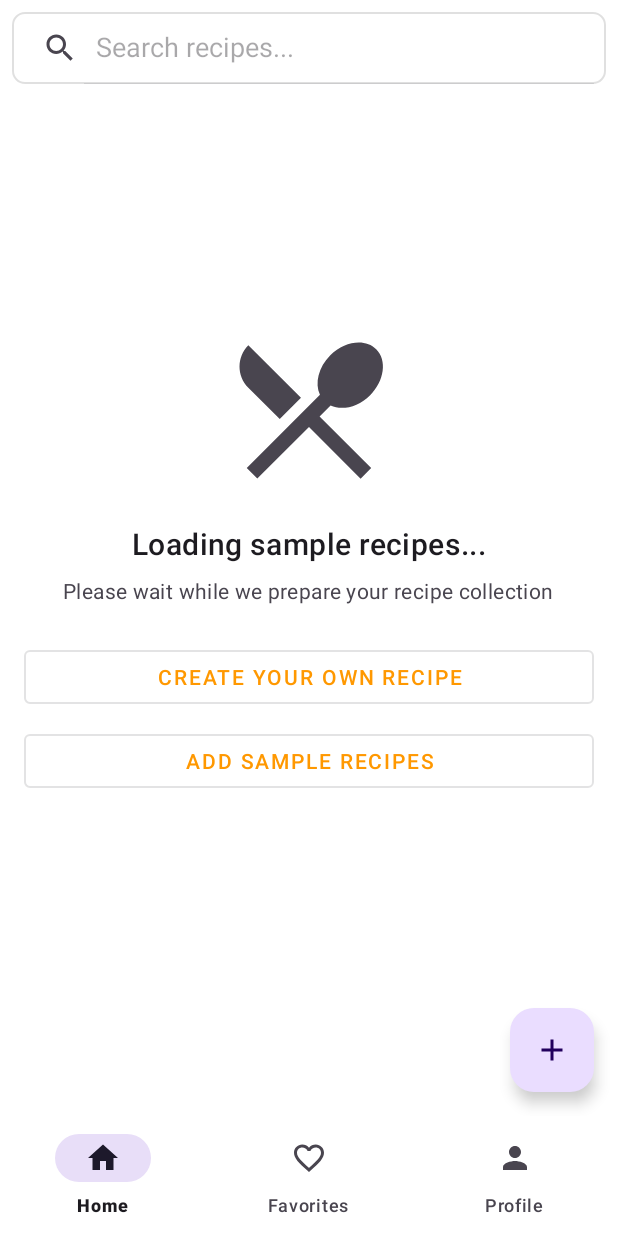
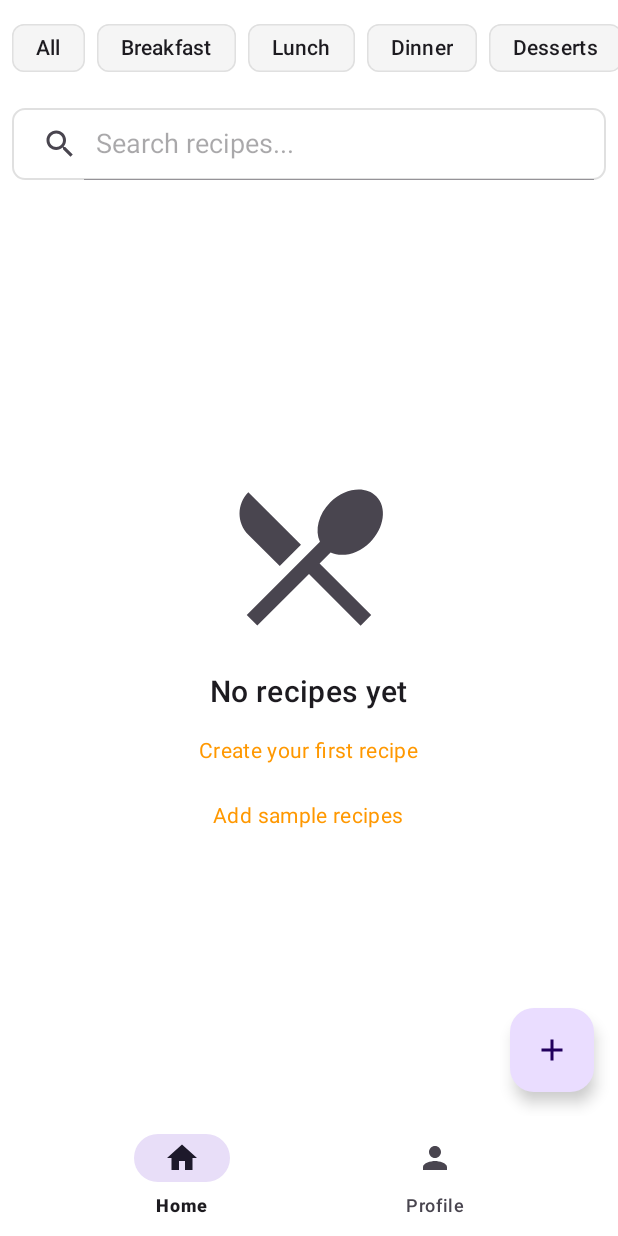
Before and after one commit to ayezix/CookBook, an Android app: the HomeFragment screen opened directly, with no data from a screen before it, on a phone screen of 412 x 824 dp. Run offline under Robolectric (Android 15) with nearby library versions, the phone set to English and light mode, and no system bars; our stand-ins replace Firebase (no records; nobody signed in at launch, a user with empty details on screens opened directly); pictures from the network do not load.

Commit message:
Removed favorites tab and updated home fragment with filter tags - still didnt run

```diff
--- a/app/src/main/java/com/example/cookbook/MainActivity.java
+++ b/app/src/main/java/com/example/cookbook/MainActivity.java
@@ -11,7 +11,6 @@ import androidx.fragment.app.Fragment;
 
 import com.example.cookbook.ui.auth.LoginActivity;
 import com.example.cookbook.util.FirebaseManager;
-import com.example.cookbook.ui.favorites.FavoritesFragment;
 import com.example.cookbook.ui.home.HomeFragment;
 import com.example.cookbook.ui.profile.ProfileFragment;
 import com.example.cookbook.databinding.ActivityMainBinding;
@@ -56,8 +55,6 @@ public class MainActivity extends AppCompatActivity implements NavigationBarView
 
         if (itemId == R.id.navigation_home) {
             fragment = new HomeFragment();
-        } else if (itemId == R.id.navigation_favorites) {
-            fragment = new FavoritesFragment();
         } else if (itemId == R.id.navigation_profile) {
             fragment = new ProfileFragment();
         }
--- /dev/null
+++ b/app/src/main/java/com/example/cookbook/ui/home/FilterTagAdapter.java
@@ -0,0 +1,77 @@
+package com.example.cookbook.ui.home;
+
+import android.view.LayoutInflater;
+import android.view.ViewGroup;
+
+import androidx.annotation.NonNull;
+import androidx.recyclerview.widget.RecyclerView;
+
+import com.example.cookbook.R;
+import com.example.cookbook.databinding.ItemFilterTagBinding;
+import com.google.android.material.chip.Chip;
+
+import java.util.ArrayList;
+import java.util.List;
+
+public class FilterTagAdapter extends RecyclerView.Adapter<FilterTagAdapter.FilterTagViewHolder> {
+    private final List<String> tags;
+    private final List<String> selectedTags;
+    private final OnTagSelectedListener listener;
+
+    public interface OnTagSelectedListener {
+        void onTagSelected(String tag, boolean isSelected);
+    }
+
+    public FilterTagAdapter(List<String> tags, OnTagSelectedListener listener) {
+        this.tags = tags;
+        this.selectedTags = new ArrayList<>();
+        this.listener = listener;
+    }
+
+    @NonNull
+    @Override
+    public FilterTagViewHolder onCreateViewHolder(@NonNull ViewGroup parent, int viewType) {
+        ItemFilterTagBinding binding = ItemFilterTagBinding.inflate(
+            LayoutInflater.from(parent.getContext()), parent, false);
+        return new FilterTagViewHolder(binding);
+    }
+
+    @Override
+    public void onBindViewHolder(@NonNull FilterTagViewHolder holder, int position) {
+        String tag = tags.get(position);
+        holder.bind(tag);
+    }
+
+    @Override
+    public int getItemCount() {
+        return tags.size();
+    }
+
+    public List<String> getSelectedTags() {
+        return new ArrayList<>(selectedTags);
+    }
+
+    class FilterTagViewHolder extends RecyclerView.ViewHolder {
+        private final ItemFilterTagBinding binding;
+
+        FilterTagViewHolder(ItemFilterTagBinding binding) {
+            super(binding.getRoot());
+            this.binding = binding;
+        }
+
+        void bind(String tag) {
+            Chip chip = binding.getRoot();
+            chip.setText(tag);
+            chip.setChecked(selectedTags.contains(tag));
+
+            chip.setOnCheckedChangeListener((buttonView, isChecked) -> {
+                if (isChecked) {
+                    selectedTags.add(tag);
+                } else {
+                    selectedTags.remove(tag);
+                }
+                listener.onTagSelected(tag, isChecked);
+            });
+        }
+    }
+}
--- a/app/src/main/java/com/example/cookbook/ui/home/HomeFragment.java
+++ b/app/src/main/java/com/example/cookbook/ui/home/HomeFragment.java
@@ -21,13 +21,18 @@ import com.example.cookbook.util.FirebaseManager;
 import com.google.firebase.firestore.QueryDocumentSnapshot;
 
 import java.util.ArrayList;
+import java.util.Arrays;
 import java.util.List;
 
-public class HomeFragment extends Fragment {
+import com.example.cookbook.ui.home.FilterTagAdapter.OnTagSelectedListener;
+
+public class HomeFragment extends Fragment implements OnTagSelectedListener {
     private FragmentHomeBinding binding;
     private FirebaseManager firebaseManager;
     private RecipeAdapter recipeAdapter;
+    private FilterTagAdapter filterTagAdapter;
     private List<Recipe> allRecipes = new ArrayList<>();
+    private String currentSearchQuery = "";
 
     @Override
     public View onCreateView(@NonNull LayoutInflater inflater, ViewGroup container, Bundle savedInstanceState) {
@@ -40,10 +45,59 @@ public class HomeFragment extends Fragment {
         super.onViewCreated(view, savedInstanceState);
 
         firebaseManager = FirebaseManager.getInstance();
+        setupFilterTags();
         setupRecyclerView();
         setupSearchView();
         setupClickListeners();
         loadRecipes();
+    }
+
+    private void setupFilterTags() {
+        List<String> tags = Arrays.asList(
+            "All",
+            "Breakfast",
+            "Lunch",
+            "Dinner",
+            "Desserts",
+            "Vegetarian",
+            "Vegan",
+            "Favorites"
+        );
+
+        filterTagAdapter = new FilterTagAdapter(tags, this);
+        binding.filterTagsRecyclerView.setAdapter(filterTagAdapter);
+    }
+
+    @Override
+    public void onTagSelected(String tag, boolean isSelected) {
+        filterRecipes();
+    }
+
+    private void filterRecipes() {
+        if (allRecipes == null) return;
+
+        List<String> selectedTags = filterTagAdapter.getSelectedTags();
+        List<Recipe> filteredRecipes = new ArrayList<>();
+
+        for (Recipe recipe : allRecipes) {
+            boolean matchesSearch = currentSearchQuery.isEmpty() ||
+                recipe.getTitle().toLowerCase().contains(currentSearchQuery.toLowerCase());
+
+            boolean matchesTags = selectedTags.isEmpty() || selectedTags.contains("All") ||
+                selectedTags.stream().anyMatch(tag -> {
+                    if (tag.equals("Favorites")) {
+                        return recipe.isFavorite();
+                    }
+                    return recipe.getCategory().equals(tag);
+                });
+
+            if (matchesSearch && matchesTags) {
+                filteredRecipes.add(recipe);
+            }
+        }
+
+        recipeAdapter.updateRecipes(filteredRecipes);
+        updateEmptyState(filteredRecipes.isEmpty());
     }
 
     private void setupRecyclerView() {
@@ -59,72 +113,16 @@ public class HomeFragment extends Fragment {
         binding.searchView.setOnQueryTextListener(new SearchView.OnQueryTextListener() {
             @Override
             public boolean onQueryTextSubmit(String query) {
-                searchRecipes(query);
-                return true;
+                return false;
             }
 
             @Override
             public boolean onQueryTextChange(String newText) {
-                if (newText.length() > 2) {
-                    searchRecipes(newText);
-                } else if (newText.isEmpty()) {
-                    loadRecipes();
-                }
+                currentSearchQuery = newText;
+                filterRecipes();
                 return true;
             }
         });
-    }
-
-    private void searchRecipes(String query) {
-        binding.progressBar.setVisibility(View.VISIBLE);
-
-        // First search local recipes
-        firebaseManager.searchRecipesByName(query)
-            .addOnSuccessListener(queryDocumentSnapshots -> {
-                List<Recipe> localRecipes = new ArrayList<>();
-                for (QueryDocumentSnapshot document : queryDocumentSnapshots) {
-                    Recipe recipe = document.toObject(Recipe.class);
-                    recipe.setId(document.getId());
-                    localRecipes.add(recipe);
-                }
-
-                // If no local recipes found, search online
-                if (localRecipes.isEmpty()) {
-                    searchOnlineRecipes(query);
-                } else {
-                    updateRecipeList(localRecipes);
-                }
-            })
-            .addOnFailureListener(e -> {
-                android.util.Log.e("HomeFragment", "Failed to search local recipes", e);
-                Toast.makeText(requireContext(), "Failed to search local recipes: " + e.getMessage(), Toast.LENGTH_LONG).show();
-                binding.progressBar.setVisibility(View.GONE);
-            });
-    }
-
-    private void searchOnlineRecipes(String query) {
-        firebaseManager.searchOnlineRecipes(query, new FirebaseManager.OnRecipesLoadedListener() {
-            @Override
-            public void onRecipesLoaded(List<Recipe> recipes) {
-                updateRecipeList(recipes);
-            }
-
-            @Override
-            public void onError(String error) {
-                binding.progressBar.setVisibility(View.GONE);
-                Toast.makeText(requireContext(), error, Toast.LENGTH_SHORT).show();
-            }
-        });
-    }
-
-    private void updateRecipeList(List<Recipe> recipes) {
-        if (binding == null) {
-            return;
-        }
-        if (recipeAdapter != null) {
-            recipeAdapter.updateRecipes(recipes);
-        }
-        updateEmptyState(recipes.isEmpty());
     }
 
     private void setupClickListeners() {
@@ -152,7 +150,6 @@ public class HomeFragment extends Fragment {
     private void loadRecipes() {
         binding.progressBar.setVisibility(View.VISIBLE);
 
-        // First try to load user's recipes
         firebaseManager.getUserRecipes()
             .addOnSuccessListener(queryDocumentSnapshots -> {
                 allRecipes.clear();
@@ -161,42 +158,8 @@ public class HomeFragment extends Fragment {
                     recipe.setId(document.getId());
                     allRecipes.add(recipe);
                 }
-
-                // If user has no recipes, add sample recipes only if not already added
-                if (allRecipes.isEmpty()) {
-                    firebaseManager.addSampleRecipesIfNeeded()
-                        .addOnSuccessListener(aVoid -> {
-                            // Reload recipes after adding samples (if needed)
-                            firebaseManager.getUserRecipes()
-                                .addOnSuccessListener(newDocs -> {
-                                    allRecipes.clear();
-                                    for (QueryDocumentSnapshot doc : newDocs) {
-                                        Recipe recipe = doc.toObject(Recipe.class);
-                                        recipe.setId(doc.getId());
-                                        allRecipes.add(recipe);
-                                    }
-                                    recipeAdapter.updateRecipes(allRecipes);
-                                    updateEmptyState(allRecipes.isEmpty());
-                                    binding.progressBar.setVisibility(View.GONE);
-                                })
-                                .addOnFailureListener(e -> {
-                                    android.util.Log.e("HomeFragment", "Failed to load recipes after adding samples", e);
-                                    Toast.makeText(requireContext(), "Failed to load recipes", Toast.LENGTH_SHORT).show();
-                                    binding.progressBar.setVisibility(View.GONE);
-                                    updateEmptyState(true);
-                                });
-                        })
-                        .addOnFailureListener(e -> {
-                            android.util.Log.e("HomeFragment", "Failed to add sample recipes", e);
-                            Toast.makeText(requireContext(), "Failed to add sample recipes", Toast.LENGTH_SHORT).show();
-                            binding.progressBar.setVisibility(View.GONE);
-                            updateEmptyState(true);
-                        });
-                } else {
-                    recipeAdapter.updateRecipes(allRecipes);
-                    updateEmptyState(false);
-                    binding.progressBar.setVisibility(View.GONE);
-                }
+                filterRecipes();
+                binding.progressBar.setVisibility(View.GONE);
             })
             .addOnFailureListener(e -> {
                 android.util.Log.e("HomeFragment", "Failed to load recipes", e);
--- /dev/null
+++ b/app/src/main/res/drawable/ic_recipe.xml
@@ -0,0 +1,10 @@
+<?xml version="1.0" encoding="utf-8"?>
+<vector xmlns:android="http://schemas.android.com/apk/res/android"
+    android:width="24dp"
+    android:height="24dp"
+    android:viewportWidth="24"
+    android:viewportHeight="24">
+    <path
+        android:fillColor="#000000"
+        android:pathData="M8.1,13.34l2.83,-2.83L3.91,3.5c-1.56,1.56 -1.56,4.09 0,5.66l4.19,4.18zM14.88,11.53c1.53,0.71 3.68,0.21 5.27,-1.38 1.91,-1.91 2.28,-4.65 0.81,-6.12 -1.46,-1.46 -4.2,-1.1 -6.12,0.81 -1.59,1.59 -2.09,3.74 -1.38,5.27L3.7,19.87l1.41,1.41L12,14.41l6.88,6.88 1.41,-1.41L13.41,13l1.47,-1.47z" />
+</vector>
--- a/app/src/main/res/layout/fragment_home.xml
+++ b/app/src/main/res/layout/fragment_home.xml
@@ -4,11 +4,28 @@
     android:layout_width="match_parent"
     android:layout_height="match_parent">
 
+    <androidx.core.widget.NestedScrollView
+        android:layout_width="match_parent"
+        android:layout_height="match_parent"
+        android:fillViewport="true">
+
         <LinearLayout
             android:layout_width="match_parent"
-        android:layout_height="match_parent"
+            android:layout_height="wrap_content"
             android:orientation="vertical">
 
+            <!-- Filter Tags -->
+            <androidx.recyclerview.widget.RecyclerView
+                android:id="@+id/filterTagsRecyclerView"
+                android:layout_width="match_parent"
+                android:layout_height="wrap_content"
+                android:clipToPadding="false"
+                android:orientation="horizontal"
+                android:paddingHorizontal="8dp"
+                android:paddingVertical="8dp"
+                app:layoutManager="androidx.recyclerview.widget.LinearLayoutManager" />
+
+            <!-- Search View -->
             <androidx.appcompat.widget.SearchView
                 android:id="@+id/searchView"
                 android:layout_width="match_parent"
@@ -19,71 +36,59 @@
                 app:iconifiedByDefault="false"
                 app:queryHint="Search recipes..." />
 
+            <!-- Recipe List -->
             <androidx.recyclerview.widget.RecyclerView
                 android:id="@+id/recyclerView"
                 android:layout_width="match_parent"
-            android:layout_height="match_parent"
+                android:layout_height="0dp"
+                android:layout_weight="1"
                 android:clipToPadding="false"
                 android:padding="8dp" />
 
-    </LinearLayout>
-
+            <!-- Empty State -->
             <LinearLayout
                 android:id="@+id/emptyStateLayout"
                 android:layout_width="match_parent"
                 android:layout_height="match_parent"
                 android:gravity="center"
                 android:orientation="vertical"
-        android:visibility="gone"
-        android:padding="16dp">
+                android:visibility="gone">
 
                 <ImageView
                     android:layout_width="120dp"
                     android:layout_height="120dp"
-            android:src="@drawable/ic_empty_recipes"
+                    android:src="@drawable/ic_recipe"
                     app:tint="?android:textColorSecondary" />
 
                 <TextView
                     android:layout_width="wrap_content"
                     android:layout_height="wrap_content"
                     android:layout_marginTop="16dp"
-            android:text="Loading sample recipes..."
+                    android:text="No recipes yet"
                     android:textAppearance="?attr/textAppearanceHeadline6" />
 
                 <TextView
+                    android:id="@+id/btnCreateRecipe"
                     android:layout_width="wrap_content"
                     android:layout_height="wrap_content"
                     android:layout_marginTop="8dp"
-            android:text="Please wait while we prepare your recipe collection"
+                    android:background="?attr/selectableItemBackground"
+                    android:padding="8dp"
+                    android:text="Create your first recipe"
                     android:textAppearance="?attr/textAppearanceBody2"
-            android:textColor="?android:textColorSecondary"
-            android:gravity="center" />
+                    android:textColor="?attr/colorPrimary" />
 
-        <Button
-            android:id="@+id/btnCreateRecipe"
-            android:layout_width="match_parent"
-            android:layout_height="wrap_content"
-            android:layout_marginTop="24dp"
-            android:text="Create Your Own Recipe"
-            style="@style/Widget.MaterialComponents.Button.OutlinedButton" />
-
-        <Button
+                <TextView
                     android:id="@+id/btnAddSampleRecipes"
-            android:layout_width="match_parent"
+                    android:layout_width="wrap_content"
                     android:layout_height="wrap_content"
                     android:layout_marginTop="8dp"
-            android:text="Add Sample Recipes"
-            style="@style/Widget.MaterialComponents.Button.OutlinedButton" />
+                    android:background="?attr/selectableItemBackground"
+                    android:padding="8dp"
+                    android:text="Add sample recipes"
+                    android:textAppearance="?attr/textAppearanceBody2"
+                    android:textColor="?attr/colorPrimary" />
             </LinearLayout>
-
-    <com.google.android.material.floatingactionbutton.FloatingActionButton
-        android:id="@+id/fabAddRecipe"
-        android:layout_width="wrap_content"
-        android:layout_height="wrap_content"
-        android:layout_gravity="bottom|end"
-        android:layout_margin="16dp"
-        android:contentDescription="Add Recipe"
-        app:srcCompat="@drawable/ic_add" />
 
             <ProgressBar
                 android:id="@+id/progressBar"
@@ -92,4 +97,16 @@
                 android:layout_gravity="center"
                 android:visibility="gone" />
 
+        </LinearLayout>
+    </androidx.core.widget.NestedScrollView>
+
+    <com.google.android.material.floatingactionbutton.FloatingActionButton
+        android:id="@+id/fabAddRecipe"
+        android:layout_width="wrap_content"
+        android:layout_height="wrap_content"
+        android:layout_gravity="bottom|end"
+        android:layout_margin="16dp"
+        android:contentDescription="Add recipe"
+        android:src="@drawable/ic_add" />
+
 </androidx.coordinatorlayout.widget.CoordinatorLayout>
--- /dev/null
+++ b/app/src/main/res/layout/item_filter_tag.xml
@@ -0,0 +1,12 @@
+<?xml version="1.0" encoding="utf-8"?>
+<com.google.android.material.chip.Chip xmlns:android="http://schemas.android.com/apk/res/android"
+    xmlns:app="http://schemas.android.com/apk/res-auto"
+    android:layout_width="wrap_content"
+    android:layout_height="wrap_content"
+    android:layout_marginEnd="8dp"
+    android:checkable="true"
+    android:clickable="true"
+    android:focusable="true"
+    app:chipBackgroundColor="@color/chip_background"
+    app:chipStrokeColor="@color/chip_stroke"
+    app:chipStrokeWidth="1dp" />
--- a/app/src/main/res/menu/bottom_navigation_menu.xml
+++ b/app/src/main/res/menu/bottom_navigation_menu.xml
@@ -6,11 +6,6 @@
         android:title="@string/title_home" />
 
     <item
-        android:id="@+id/navigation_favorites"
-        android:icon="@drawable/ic_favorite_border"
-        android:title="@string/title_favorites" />
-
-    <item
         android:id="@+id/navigation_profile"
         android:icon="@drawable/ic_person"
         android:title="@string/title_profile" />
--- a/app/src/main/res/values/colors.xml
+++ b/app/src/main/res/values/colors.xml
@@ -6,4 +6,10 @@
     <color name="orange_primary_variant">#F57C00</color>
     <color name="orange_secondary">#FFB74D</color>
     <color name="orange_surface">#FFF3E0</color>
+
+    <!-- Filter Tag Colors -->
+    <color name="chip_background">#F5F5F5</color>
+    <color name="chip_stroke">#E0E0E0</color>
+    <color name="chip_selected_background">#E3F2FD</color>
+    <color name="chip_selected_stroke">#2196F3</color>
 </resources>
```
Also changed, not shown: app/src/main/java/com/example/cookbook/ui/favorites/FavoritesFragment.java (deleted, +0 -85 lines), app/src/main/res/layout/fragment_favorites.xml (deleted, +0 -51 lines). Lines whose indentation alone changed are shown as unchanged.
